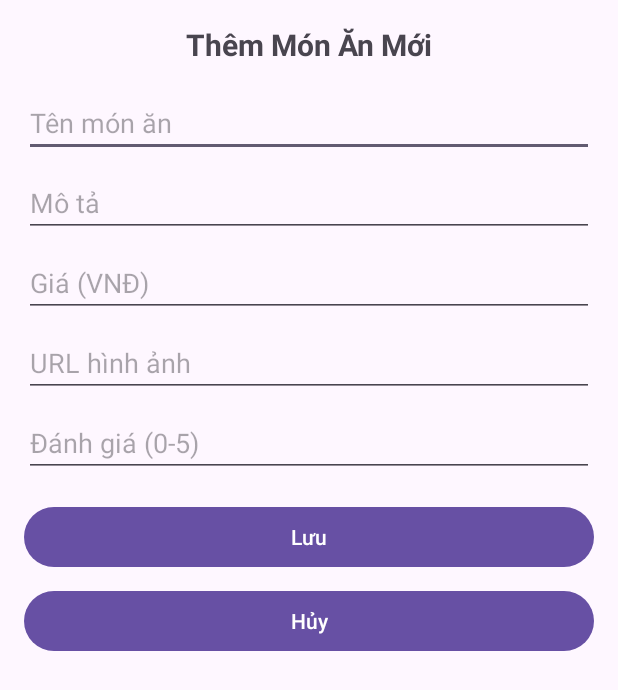
After one commit to Thanh-Vui-Minx/Andoird, an Android app: the layout dialog_add_food.xml on its own in the app's theme, with its tools: preview values and no code run, on a phone screen of 412 x 824 dp. The commit adds this screen. Shown: the top 690 px of the screen. Run offline under Robolectric (Android 15) with nearby library versions, the phone set to English and light mode, and no system bars.

Commit message:
update project

```diff
--- /dev/null
+++ b/app/src/main/res/layout/dialog_add_food.xml
@@ -0,0 +1,70 @@
+<?xml version="1.0" encoding="utf-8"?>
+<LinearLayout xmlns:android="http://schemas.android.com/apk/res/android"
+    android:layout_width="match_parent"
+    android:layout_height="wrap_content"
+    android:orientation="vertical"
+    android:padding="16dp">
+
+    <TextView
+        android:layout_width="match_parent"
+        android:layout_height="wrap_content"
+        android:text="Thêm Món Ăn Mới"
+        android:textSize="20sp"
+        android:textStyle="bold"
+        android:gravity="center"
+        android:layout_marginBottom="16dp" />
+
+    <EditText
+        android:id="@+id/etFoodName"
+        android:layout_width="match_parent"
+        android:layout_height="wrap_content"
+        android:hint="Tên món ăn"
+        android:inputType="text" />
+
+    <EditText
+        android:id="@+id/etFoodDescription"
+        android:layout_width="match_parent"
+        android:layout_height="wrap_content"
+        android:hint="Mô tả"
+        android:inputType="textMultiLine"
+        android:layout_marginTop="8dp" />
+
+    <EditText
+        android:id="@+id/etFoodPrice"
+        android:layout_width="match_parent"
+        android:layout_height="wrap_content"
+        android:hint="Giá (VNĐ)"
+        android:inputType="number"
+        android:layout_marginTop="8dp" />
+
+    <EditText
+        android:id="@+id/etFoodImageUrl"
+        android:layout_width="match_parent"
+        android:layout_height="wrap_content"
+        android:hint="URL hình ảnh"
+        android:inputType="textUri"
+        android:layout_marginTop="8dp" />
+
+    <EditText
+        android:id="@+id/etFoodRating"
+        android:layout_width="match_parent"
+        android:layout_height="wrap_content"
+        android:hint="Đánh giá (0-5)"
+        android:inputType="number"
+        android:layout_marginTop="8dp" />
+
+    <Button
+        android:id="@+id/btnSaveFood"
+        android:layout_width="match_parent"
+        android:layout_height="wrap_content"
+        android:text="Lưu"
+        android:layout_marginTop="16dp" />
+
+    <Button
+        android:id="@+id/btnCancel"
+        android:layout_width="match_parent"
+        android:layout_height="wrap_content"
+        android:text="Hủy"
+        android:layout_marginTop="8dp" />
+
+</LinearLayout>
```
Also changed, not shown: app/src/main/java/com/example/peterfood/MenuActivity.java (+98 -8 lines), app/src/main/res/layout/activity_menu.xml (+6 -1 lines).
